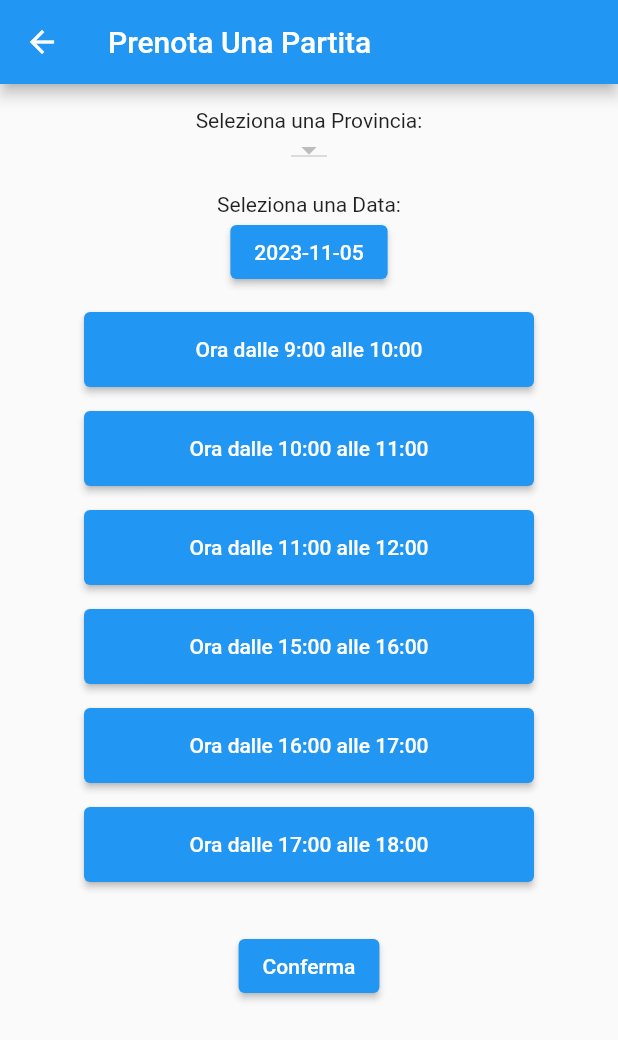
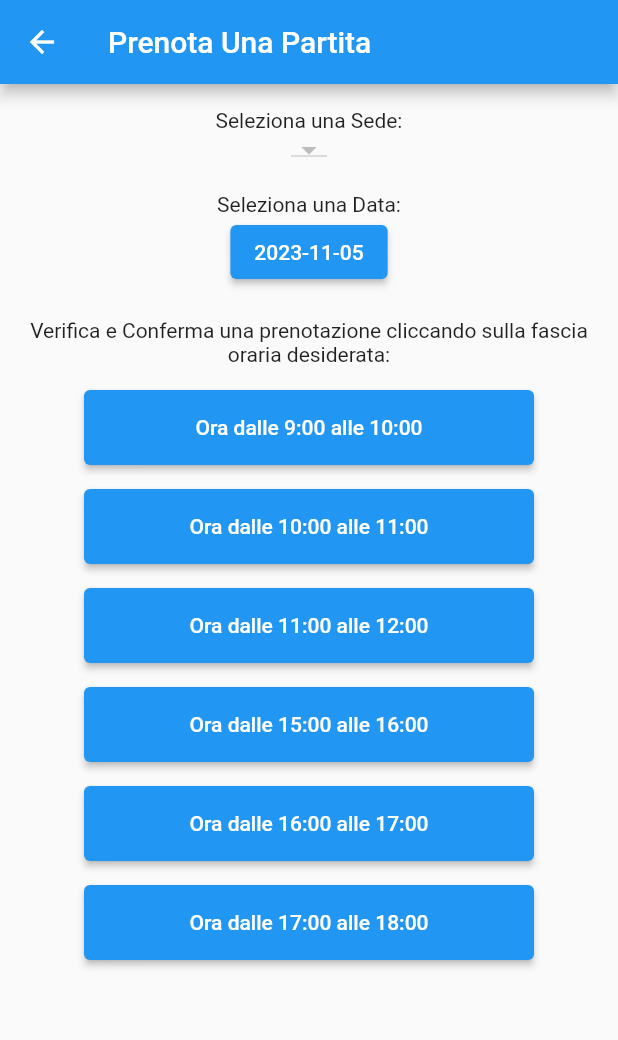
Before and after one commit to Alexpugnaloni/padelmarcheofficialflutter, a Flutter app: the PrenotaUnaPartita screen opened by its route, on a phone screen of 412 x 824 dp. Shown: the top 1040 px of the screen. Run offline on Flutter 3.47's test engine with Material 2 defaults, Android fonts, the phone set to English and light mode, and no system bars; our stand-ins replace cloud_firestore, firebase_auth, firebase_core, firebase_storage, fluttertoast; missing offline and left inert: dart:ffi; accounts and stored records are empty.

Commit message:
sviluppo prenotazioni completo

```diff
--- a/lib/PrenotaUnaPartita.dart
+++ b/lib/PrenotaUnaPartita.dart
@@ -2,6 +2,8 @@ import 'dart:collection';
 import 'dart:core';
 import 'package:padelmarcheofficialflutter/GestioneFirebase.dart';
 import 'package:flutter/material.dart';
+import 'package:padelmarcheofficialflutter/Login.dart';
+import 'package:padelmarcheofficialflutter/main.dart';
 
 import 'CentroSportivo.dart';
 
@@ -61,11 +63,12 @@ class _PrenotaUnaPartitaState extends State<PrenotaUnaPartita> {
             builder: (BuildContext context) {
               return AlertDialog(
                 title: Text('Conferma'),
-                content: Text('Prenotazione confermata per l\'ora $ora.'),
+                content: Text('Prenotazione confermata per l\'ora $ora il giorno $selectedDate nel centro di $selectedSede.'),
                 actions: [
                   ElevatedButton(
                     onPressed: () {
                       Navigator.of(context).pop();
+                      Navigator.pushNamed(context, '/home');
                     },
                     child: Text('OK'),
                   ),
@@ -105,7 +108,7 @@ class _PrenotaUnaPartitaState extends State<PrenotaUnaPartita> {
         child: Column(
           crossAxisAlignment: CrossAxisAlignment.center,
           children: [
-            const Text('Seleziona una Provincia:'),
+            const Text('Seleziona una Sede:'),
             DropdownButton<String>(
               value: selectedSede,
               items: sedi.map((sede) {
@@ -140,6 +143,14 @@ class _PrenotaUnaPartitaState extends State<PrenotaUnaPartita> {
                 "${selectedDate.toLocal()}".split(' ')[0],
               ),
             ),
+            const SizedBox(height: 20.0),
+            Center(
+              child: Text(
+                'Verifica e Conferma una prenotazione cliccando sulla fascia oraria desiderata:',
+                textAlign: TextAlign.center, // Imposta l'allineamento del testo a "center"
+              ),
+            ),
+
             const SizedBox(height: 16.0),
             Column(
               children: [
@@ -251,14 +262,14 @@ class _PrenotaUnaPartitaState extends State<PrenotaUnaPartita> {
               ],
             ),
             const SizedBox(height: 32.0),
-            Center(
+          /*  Center(
               child: ElevatedButton(
                 onPressed: () {
                   // Azione per il bottone di conferma
                 },
                 child: const Text('Conferma'),
               ),
-            ),
+            ), */
           ],
         ),
       ),
```
